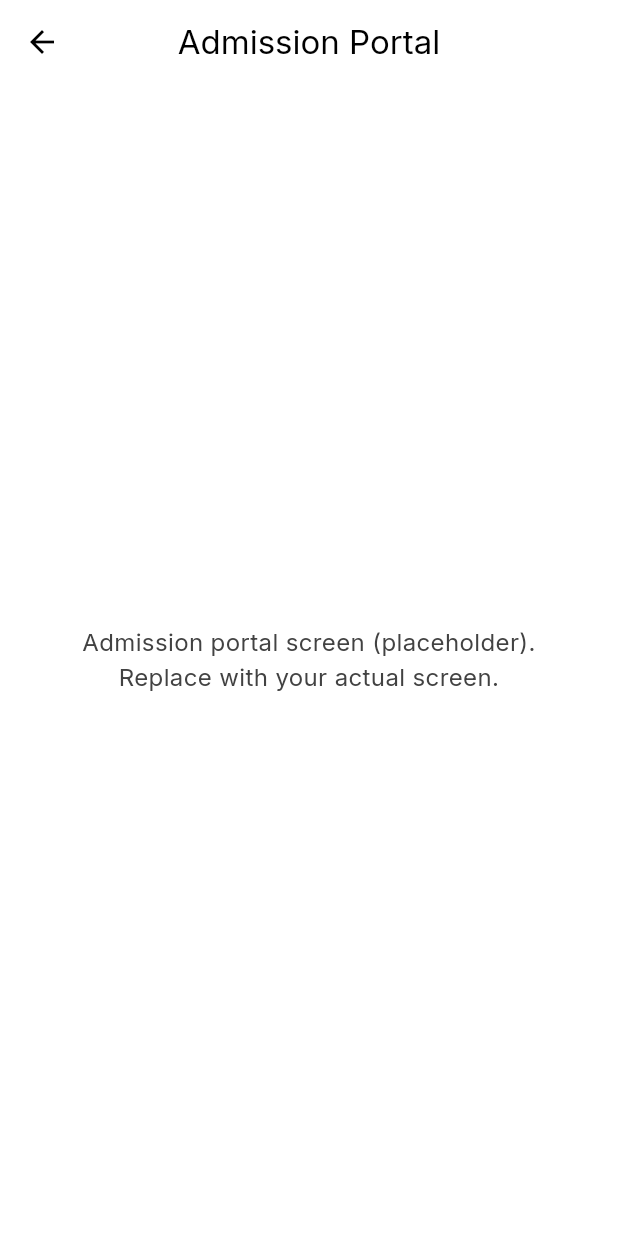
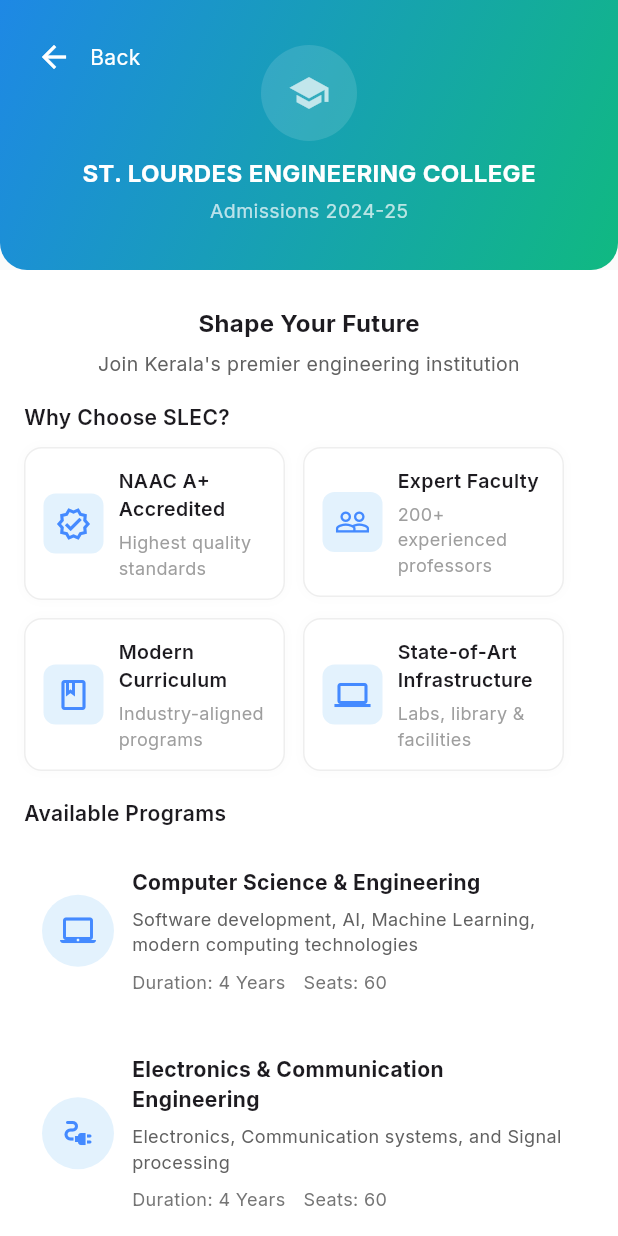
Before and after one commit to kishoreerp/ERP-Campus-Connect, a Flutter app: the screen it shows after launch, after a tap on "Admission Portal", on a phone screen of 412 x 824 dp. Run offline on Flutter 3.47's test engine with Material 3 defaults, Android fonts, the phone set to English and light mode, and no system bars; our stand-ins replace cloud_firestore, firebase_auth, firebase_core, google_fonts, shared_preferences, table_calendar; accounts and stored records are empty; generated files the repository leaves out were written again.

Commit message:
Updated student login and portal screens

```diff
--- a/frontend/lib/screens/admission_portal_screen.dart
+++ b/frontend/lib/screens/admission_portal_screen.dart
@@ -0,0 +1,473 @@
+import 'package:flutter/material.dart';
+import 'package:google_fonts/google_fonts.dart';
+
+class AdmissionPortalScreen extends StatelessWidget {
+  const AdmissionPortalScreen({super.key});
+
+  @override
+  Widget build(BuildContext context) {
+    return Scaffold(
+      // keep white below the header
+      backgroundColor: Colors.grey[50],
+      body: SafeArea(
+        bottom: false,
+        child: Column(
+          children: [
+            // HEADER (gradient + back + avatar + title)
+            _Header(),
+
+            // CONTENT
+            Expanded(
+              child: Container(
+                // this white container gives the "card" style under the header
+                decoration: const BoxDecoration(
+                  color: Colors.white,
+                ),
+                child: SingleChildScrollView(
+                  padding: const EdgeInsets.fromLTRB(16, 18, 16, 28),
+                  child: Column(
+                    crossAxisAlignment: CrossAxisAlignment.start,
+                    children: [
+                      const SizedBox(height: 6),
+
+                      // "Shape your future" and intro
+                      Center(
+                        child: Column(
+                          children: [
+                            Text(
+                              'Shape Your Future',
+                              style: GoogleFonts.inter(
+                                  fontSize: 16, fontWeight: FontWeight.w700),
+                            ),
+                            const SizedBox(height: 6),
+                            Text(
+                              'Join Kerala\'s premier engineering institution',
+                              style: GoogleFonts.inter(
+                                  fontSize: 13, color: Colors.grey[700]),
+                              textAlign: TextAlign.center,
+                            ),
+                            const SizedBox(height: 16),
+                          ],
+                        ),
+                      ),
+
+                      // Why choose SLEC - 2x2 grid cards
+                      Text(
+                        'Why Choose SLEC?',
+                        style: GoogleFonts.inter(
+                            fontSize: 14, fontWeight: FontWeight.w600),
+                      ),
+                      const SizedBox(height: 10),
+                      Wrap(
+                        spacing: 12,
+                        runSpacing: 12,
+                        children: const [
+                          _MiniFeatureCard(
+                              icon: Icons.verified_outlined,
+                              title: 'NAAC A+ Accredited',
+                              subtitle: 'Highest quality standards'),
+                          _MiniFeatureCard(
+                              icon: Icons.people_outline,
+                              title: 'Expert Faculty',
+                              subtitle: '200+ experienced professors'),
+                          _MiniFeatureCard(
+                              icon: Icons.book_outlined,
+                              title: 'Modern Curriculum',
+                              subtitle: 'Industry-aligned programs'),
+                          _MiniFeatureCard(
+                              icon: Icons.computer_outlined,
+                              title: 'State-of-Art Infrastructure',
+                              subtitle: 'Labs, library & facilities'),
+                        ],
+                      ),
+
+                      const SizedBox(height: 18),
+
+                      // Available Programs label
+                      Text(
+                        'Available Programs',
+                        style: GoogleFonts.inter(
+                            fontSize: 14, fontWeight: FontWeight.w600),
+                      ),
+                      const SizedBox(height: 12),
+
+                      // Programs list
+                      _ProgramCard(
+                        icon: Icons.laptop_mac_outlined,
+                        title: 'Computer Science & Engineering',
+                        subtitle:
+                            'Software development, AI, Machine Learning, modern computing technologies',
+                        duration: 'Duration: 4 Years',
+                        seats: 'Seats: 60',
+                        onTap: () {
+                          // placeholder action
+                          // real flow: navigate to program details or application
+                        },
+                      ),
+                      _ProgramCard(
+                        icon: Icons.electrical_services_outlined,
+                        title: 'Electronics & Communication Engineering',
+                        subtitle:
+                            'Electronics, Communication systems, and Signal processing',
+                        duration: 'Duration: 4 Years',
+                        seats: 'Seats: 60',
+                      ),
+                      _ProgramCard(
+                        icon: Icons.precision_manufacturing_outlined,
+                        title: 'Mechanical Engineering',
+                        subtitle:
+                            'Manufacturing, Automotive, and Industrial engineering',
+                        duration: 'Duration: 4 Years',
+                        seats: 'Seats: 60',
+                      ),
+                      _ProgramCard(
+                        icon: Icons.apartment_outlined,
+                        title: 'Civil Engineering',
+                        subtitle:
+                            'Construction, Infrastructure, and Environmental Engineering',
+                        duration: 'Duration: 4 Years',
+                        seats: 'Seats: 60',
+                      ),
+
+                      const SizedBox(height: 20),
+
+                      // Simple 4-step process
+                      Text(
+                        'Simple 4-Step Process',
+                        style: GoogleFonts.inter(
+                            fontSize: 14, fontWeight: FontWeight.w600),
+                      ),
+                      const SizedBox(height: 12),
+
+                      Column(
+                        children: const [
+                          _StepTile(number: 1, title: 'Online Application', subtitle: 'Fill the application form'),
+                          SizedBox(height: 8),
+                          _StepTile(number: 2, title: 'Document Upload', subtitle: 'Upload academic documents'),
+                          SizedBox(height: 8),
+                          _StepTile(number: 3, title: 'Fee Payment', subtitle: 'Pay application fee online'),
+                          SizedBox(height: 8),
+                          _StepTile(number: 4, title: 'Admission Review', subtitle: 'Application review & confirmation'),
+                        ],
+                      ),
+
+                      const SizedBox(height: 22),
+
+                      // CTA big gradient box
+                      _CtaBox(
+                        onApplyTap: () {
+                          // Navigate to a placeholder application screen (or implement flow)
+                          Navigator.push(
+                            context,
+                            MaterialPageRoute(builder: (_) => const _ApplicationPlaceholder()),
+                          );
+                        },
+                      ),
+
+                      const SizedBox(height: 12),
+                    ],
+                  ),
+                ),
+              ),
+            )
+          ],
+        ),
+      ),
+    );
+  }
+}
+
+// ---------------- Header widget ----------------
+class _Header extends StatelessWidget {
+  @override
+  Widget build(BuildContext context) {
+    return Container(
+      // height tuned to match screenshots
+      height: 180,
+      width: double.infinity,
+      decoration: const BoxDecoration(
+        gradient: LinearGradient(
+          colors: [Color(0xFF1E88E5), Color(0xFF10B981)], // blue -> green gradient
+          begin: Alignment.topLeft,
+          end: Alignment.bottomRight,
+        ),
+        borderRadius: BorderRadius.only(
+          bottomLeft: Radius.circular(18),
+          bottomRight: Radius.circular(18),
+        ),
+      ),
+      child: Stack(
+        children: [
+          // back button top-left
+          Positioned(
+            top: 14,
+            left: 12,
+            child: Row(
+              children: [
+                IconButton(
+                  icon: const Icon(Icons.arrow_back, color: Colors.white),
+                  onPressed: () => Navigator.of(context).pop(),
+                ),
+                Text('Back', style: GoogleFonts.inter(color: Colors.white)),
+              ],
+            ),
+          ),
+
+          // center icon badge + title + subtitle
+          Align(
+            alignment: Alignment.center,
+            child: Column(
+              mainAxisSize: MainAxisSize.min,
+              children: [
+                // circular badge
+                Container(
+                  width: 64,
+                  height: 64,
+                  decoration: BoxDecoration(
+                    color: Colors.white.withOpacity(0.12),
+                    shape: BoxShape.circle,
+                  ),
+                  child: const Center(
+                    child: Icon(Icons.school, color: Colors.white70, size: 28),
+                  ),
+                ),
+                const SizedBox(height: 10),
+                Text(
+                  'ST. LOURDES ENGINEERING COLLEGE',
+                  style: GoogleFonts.inter(
+                      color: Colors.white, fontSize: 16, fontWeight: FontWeight.w700),
+                ),
+                const SizedBox(height: 4),
+                Text('Admissions 2024-25',
+                    style: GoogleFonts.inter(color: Colors.white70, fontSize: 13)),
+              ],
+            ),
+          ),
+        ],
+      ),
+    );
+  }
+}
+
+// ---------------- Mini feature card used in Why choose ----------------
+class _MiniFeatureCard extends StatelessWidget {
+  final IconData icon;
+  final String title;
+  final String subtitle;
+
+  const _MiniFeatureCard({
+    required this.icon,
+    required this.title,
+    required this.subtitle,
+  });
+
+  @override
+  Widget build(BuildContext context) {
+    // fixed width so two cards fit per row on narrow phones
+    return Container(
+      width: (MediaQuery.of(context).size.width - 64) / 2, // approximate
+      padding: const EdgeInsets.all(12),
+      decoration: BoxDecoration(
+        color: Colors.white,
+        borderRadius: BorderRadius.circular(12),
+        border: Border.all(color: Colors.grey.shade200),
+        boxShadow: [BoxShadow(color: Colors.black.withOpacity(0.02), blurRadius: 6)],
+      ),
+      child: Row(
+        children: [
+          Container(
+            padding: const EdgeInsets.all(8),
+            decoration: BoxDecoration(
+              color: Colors.blue.shade50,
+              borderRadius: BorderRadius.circular(8),
+            ),
+            child: Icon(icon, color: Colors.blueAccent),
+          ),
+          const SizedBox(width: 10),
+          Expanded(
+            child: Column(
+              crossAxisAlignment: CrossAxisAlignment.start,
+              children: [
+                Text(title, style: GoogleFonts.inter(fontWeight: FontWeight.w600, fontSize: 13)),
+                const SizedBox(height: 4),
+                Text(subtitle, style: GoogleFonts.inter(fontSize: 12, color: Colors.grey)),
+              ],
+            ),
+          )
+        ],
+      ),
+    );
+  }
+}
+
+// ---------------- Program card ----------------
+class _ProgramCard extends StatelessWidget {
+  final IconData icon;
+  final String title;
+  final String subtitle;
+  final String duration;
+  final String seats;
+  final VoidCallback? onTap;
+
+  const _ProgramCard({
+    required this.icon,
+    required this.title,
+    required this.subtitle,
+    required this.duration,
+    required this.seats,
+    this.onTap,
+  });
+
+  @override
+  Widget build(BuildContext context) {
+    return Card(
+      margin: const EdgeInsets.only(bottom: 12),
+      shape: RoundedRectangleBorder(borderRadius: BorderRadius.circular(12)),
+      elevation: 0,
+      child: InkWell(
+        borderRadius: BorderRadius.circular(12),
+        onTap: onTap,
+        child: Padding(
+          padding: const EdgeInsets.symmetric(vertical: 14, horizontal: 12),
+          child: Row(
+            children: [
+              CircleAvatar(
+                radius: 24,
+                backgroundColor: Colors.blue.shade50,
+                child: Icon(icon, color: Colors.blueAccent),
+              ),
+              const SizedBox(width: 12),
+              Expanded(
+                child: Column(
+                  crossAxisAlignment: CrossAxisAlignment.start,
+                  children: [
+                    Text(title, style: GoogleFonts.inter(fontWeight: FontWeight.w700, fontSize: 14)),
+                    const SizedBox(height: 6),
+                    Text(subtitle, style: GoogleFonts.inter(color: Colors.grey[700], fontSize: 12)),
+                    const SizedBox(height: 8),
+                    Row(
+                      children: [
+                        Text(duration, style: GoogleFonts.inter(color: Colors.grey[600], fontSize: 12)),
+                        const SizedBox(width: 12),
+                        Text(seats, style: GoogleFonts.inter(color: Colors.grey[600], fontSize: 12)),
+                      ],
+                    )
+                  ],
+                ),
+              ),
+            ],
+          ),
+        ),
+      ),
+    );
+  }
+}
+
+// ---------------- Step tile used in 4-step process ----------------
+class _StepTile extends StatelessWidget {
+  final int number;
+  final String title;
+  final String subtitle;
+
+  const _StepTile({
+    required this.number,
+    required this.title,
+    required this.subtitle,
+  });
+
+  @override
+  Widget build(BuildContext context) {
+    return Container(
+      decoration: BoxDecoration(
+        color: Colors.grey.shade50,
+        borderRadius: BorderRadius.circular(10),
+        border: Border.all(color: Colors.grey.shade200),
+      ),
+      padding: const EdgeInsets.symmetric(vertical: 12, horizontal: 12),
+      child: Row(
+        children: [
+          CircleAvatar(
+            radius: 16,
+            backgroundColor: Colors.blue.shade50,
+            child: Text(number.toString(), style: GoogleFonts.inter(fontWeight: FontWeight.w700, color: Colors.blueAccent)),
+          ),
+          const SizedBox(width: 12),
+          Expanded(
+            child: Column(
+              crossAxisAlignment: CrossAxisAlignment.start,
+              children: [
+                Text(title, style: GoogleFonts.inter(fontWeight: FontWeight.w700)),
+                const SizedBox(height: 4),
+                Text(subtitle, style: GoogleFonts.inter(color: Colors.grey[700], fontSize: 12)),
+              ],
+            ),
+          ),
+        ],
+      ),
+    );
+  }
+}
+
+// ---------------- CTA gradient box ----------------
+class _CtaBox extends StatelessWidget {
+  final VoidCallback onApplyTap;
+
+  const _CtaBox({required this.onApplyTap});
+
+  @override
+  Widget build(BuildContext context) {
+    return Container(
+      // gradient card
+      decoration: BoxDecoration(
+        gradient: const LinearGradient(colors: [Color(0xFF16A34A), Color(0xFF10B981)], begin: Alignment.centerLeft, end: Alignment.centerRight),
+        borderRadius: BorderRadius.circular(14),
+        boxShadow: [BoxShadow(color: Colors.black.withOpacity(0.08), blurRadius: 8, offset: const Offset(0, 4))],
+      ),
+      padding: const EdgeInsets.symmetric(vertical: 18, horizontal: 14),
+      child: Column(
+        children: [
+          Text(
+            'Ready to Apply?',
+            style: GoogleFonts.inter(color: Colors.white, fontSize: 16, fontWeight: FontWeight.w700),
+          ),
+          const SizedBox(height: 6),
+          Text(
+            'Apply now for Academic Year 2024-25',
+            style: GoogleFonts.inter(color: Colors.white70, fontSize: 13),
+          ),
+          const SizedBox(height: 12),
+          SizedBox(
+            width: double.infinity,
+            child: ElevatedButton(
+              onPressed: onApplyTap,
+              style: ElevatedButton.styleFrom(
+                backgroundColor: Colors.white,
+                padding: const EdgeInsets.symmetric(vertical: 12),
+                shape: RoundedRectangleBorder(borderRadius: BorderRadius.circular(10)),
+              ),
+              child: Text('Start Application', style: GoogleFonts.inter(color: Colors.black, fontWeight: FontWeight.w700)),
+            ),
+          ),
+        ],
+      ),
+    );
+  }
+}
+
+// ---------------- Placeholder application screen ----------------
+class _ApplicationPlaceholder extends StatelessWidget {
+  const _ApplicationPlaceholder();
+
+  @override
+  Widget build(BuildContext context) {
+    return Scaffold(
+      appBar: AppBar(
+        title: const Text('Application'),
+        backgroundColor: Colors.deepPurple,
+      ),
+      body: Center(
+        child: Text('Application flow placeholder', style: GoogleFonts.inter(fontSize: 16)),
+      ),
+    );
+  }
+}
--- a/frontend/lib/screens/hod_portal/hod_attendance_screen.dart
+++ b/frontend/lib/screens/hod_portal/hod_attendance_screen.dart
@@ -1,3 +1,4 @@
+// lib/screens/hod_portal/hod_attendance_screen.dart
 import 'package:flutter/material.dart';
 import 'package:google_fonts/google_fonts.dart';
 
@@ -97,8 +98,7 @@ class HODAttendanceScreen extends StatelessWidget {
                       // TODO: Add navigation
                     },
                     child: Container(
-                      padding: const EdgeInsets.symmetric(
-                          horizontal: 14, vertical: 14),
+                      padding: const EdgeInsets.symmetric(horizontal: 14, vertical: 14),
                       decoration: BoxDecoration(
                         color: Colors.white,
                         borderRadius: BorderRadius.circular(14),
@@ -172,4 +172,5 @@ class HODAttendanceScreen extends StatelessWidget {
       ),
     );
   }
+
 }
--- a/frontend/lib/screens/slec_home_screen.dart
+++ b/frontend/lib/screens/slec_home_screen.dart
@@ -1,8 +1,8 @@
-// lib/screens/slec_home_screen.dart
 import 'package:flutter/material.dart';
 import 'package:google_fonts/google_fonts.dart';
 import 'student_login_screen.dart';
 import 'admin_portal_screen.dart';
+import 'admission_portal_screen.dart';
 
 class SlecHomeScreen extends StatelessWidget {
   const SlecHomeScreen({super.key});
@@ -168,7 +168,6 @@ class _PortalSection extends StatelessWidget {
       padding: const EdgeInsets.symmetric(horizontal: 20),
       child: Column(
         children: [
-          // ✅ Admission Portal - now navigates to AdmissionPortalScreen
           _PortalCard(
             color: const Color(0xFFDCFAE6),
             icon: Icons.assignment_turned_in_outlined,
@@ -181,8 +180,6 @@ class _PortalSection extends StatelessWidget {
               );
             },
           ),
-
-          // Admin Portal (existing)
           _PortalCard(
             color: const Color(0xFFE4EBFF),
             icon: Icons.admin_panel_settings_outlined,
@@ -195,8 +192,6 @@ class _PortalSection extends StatelessWidget {
               );
             },
           ),
-
-          // Student Portal (existing)
           _PortalCard(
             color: const Color(0xFFF4E8FF),
             icon: Icons.school_outlined,
@@ -205,7 +200,8 @@ class _PortalSection extends StatelessWidget {
             onTap: () {
               Navigator.push(
                 context,
-                MaterialPageRoute(builder: (context) => const StudentLoginScreen()),
+                MaterialPageRoute(
+                  builder: (context) => const StudentLoginScreen()),
               );
             },
           ),
@@ -319,29 +315,3 @@ class _FooterSection extends StatelessWidget {
     );
   }
 }
-
-/// ---------------- Placeholder Admission Portal Screen ----------------
-/// Replace with your real Admission screen when ready.
-class AdmissionPortalScreen extends StatelessWidget {
-  const AdmissionPortalScreen({super.key});
-
-  @override
-  Widget build(BuildContext context) {
-    return Scaffold(
-      appBar: AppBar(
-        title: const Text('Admission Portal'),
-        backgroundColor: Colors.white,
-        foregroundColor: Colors.black,
-        elevation: 0,
-        centerTitle: true,
-      ),
-      body: Center(
-        child: Text(
-          'Admission portal screen (placeholder).\nReplace with your actual screen.',
-          textAlign: TextAlign.center,
-          style: GoogleFonts.inter(color: Colors.grey[800], fontSize: 16),
-        ),
-      ),
-    );
-  }
-}
--- a/frontend/lib/screens/student_login_screen.dart
+++ b/frontend/lib/screens/student_login_screen.dart
@@ -186,7 +186,7 @@ class _StudentLoginScreenState extends State<StudentLoginScreen> {
                   useEmail ? Icons.email_outlined : Icons.person_outline,
                   color: Colors.grey[700],
                 ),
-                hintText: useEmail ? 'student@slec.ac.in' : 'roll number',
+                hintText: useEmail ? 'student@email.com' : 'roll number',
                 filled: true,
                 fillColor: Colors.grey[100],
                 border: OutlineInputBorder(
```
